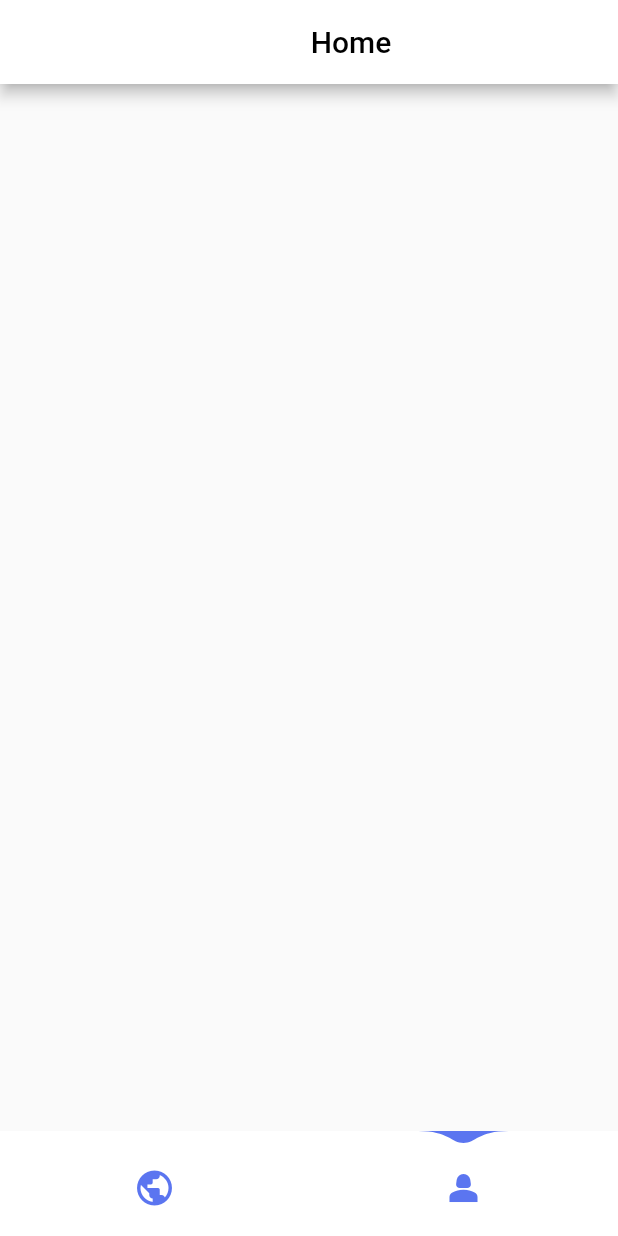
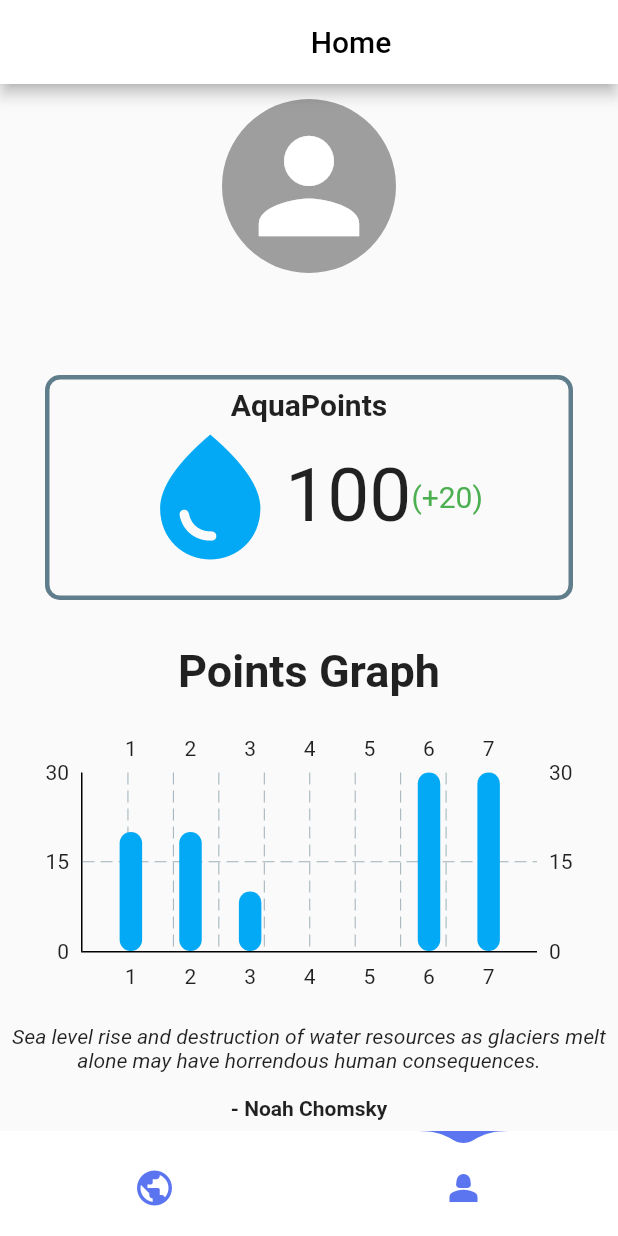
Before and after one commit to Kushalrock/coastalflooding, a Flutter app: the HomePage screen opened by its route, item 2 of the bottom bar chosen, on a phone screen of 412 x 824 dp. Run offline on Flutter 3.47's test engine with Material 2 defaults, Android fonts, the phone set to English and light mode, and no system bars; drawn by our look-alikes of fl_chart, water_drop_nav_bar; our stand-ins replace dio, firebase_auth, firebase_core, get; accounts and stored records are empty; network calls fail.

Commit message:
Profile Data

```diff
--- a/lib/main.dart
+++ b/lib/main.dart
@@ -1,3 +1,4 @@
+import 'package:firebase_auth/firebase_auth.dart';
 import 'package:flutter/material.dart';
 import 'package:sih2023/pages/HomePage/home_page.dart';
 import 'package:sih2023/pages/RegistrationPage/registration_page.dart';
@@ -24,7 +25,8 @@ class MyApp extends StatelessWidget {
         primarySwatch: Colors.blue,
       ),
       routes: {
-        '/': (context) => Register(),
+        '/': (context) =>
+            FirebaseAuth.instance.currentUser != null ? HomePage() : Register(),
         '/home': (context) => const HomePage(),
       },
     );
--- /dev/null
+++ b/lib/pages/HomePage/controllers/profile_controller.dart
@@ -0,0 +1,24 @@
+import 'package:firebase_auth/firebase_auth.dart';
+import 'package:get/get.dart';
+
+class ProfileController extends GetxController {
+  var email = ''.obs;
+  var name = ''.obs;
+
+  var aquapoints = 100.obs;
+
+  var chartData = {
+    "04-07": 20,
+    "05-07": 20,
+    "06-07": 10,
+    "07-07": 0,
+    "08-07": 0,
+    "09-07": 30,
+    "10-07": 20,
+  };
+
+  initProfileData() {
+    email.value = FirebaseAuth.instance.currentUser!.email!;
+    name.value = FirebaseAuth.instance.currentUser!.displayName!;
+  }
+}
--- a/lib/pages/HomePage/home_page.dart
+++ b/lib/pages/HomePage/home_page.dart
@@ -4,6 +4,7 @@ import 'package:sih2023/constants/Theme.dart';
 import 'package:sih2023/pages/HomePage/controllers/home_page_controller.dart';
 import 'package:sih2023/pages/HomePage/controllers/news_controller.dart';
 import 'package:sih2023/pages/HomePage/subpages/NewsPage/news_page.dart';
+import 'package:sih2023/pages/HomePage/subpages/ProfilePage/profile_page.dart';
 import 'package:water_drop_nav_bar/water_drop_nav_bar.dart';
 
 class HomePage extends StatefulWidget {
@@ -32,7 +33,7 @@ class _HomePageState extends State<HomePage> {
       ),
       body: PageView(
         controller: _pageController,
-        children: [NewsPage()],
+        children: [NewsPage(), ProfilePage()],
       ),
       bottomNavigationBar: Obx(
         () => WaterDropNavBar(
@@ -49,6 +50,8 @@ class _HomePageState extends State<HomePage> {
           ],
           selectedIndex: homePageController.currentPage.value,
           onItemSelected: (int index) {
+            _pageController.animateToPage(index,
+                duration: Duration(milliseconds: 500), curve: Curves.linear);
             homePageController.currentPage.value = index;
           },
         ),
--- /dev/null
+++ b/lib/pages/HomePage/subpages/ProfilePage/profile_page.dart
@@ -0,0 +1,270 @@
+import 'package:fl_chart/fl_chart.dart';
+import 'package:flutter/material.dart';
+import 'package:get/get.dart';
+import 'package:sih2023/pages/HomePage/controllers/profile_controller.dart';
+
+class ProfilePage extends StatefulWidget {
+  const ProfilePage({super.key});
+
+  @override
+  State<ProfilePage> createState() => _ProfilePageState();
+}
+
+class _ProfilePageState extends State<ProfilePage> {
+  final ProfileController _profileController = Get.put(ProfileController());
+
+  @override
+  void initState() {
+    _profileController.initProfileData();
+    super.initState();
+  }
+
+  List<FlSpot> getSpotList() {
+    List<FlSpot> flspots = [];
+    var dates = _profileController.chartData.keys.toList();
+    var points = _profileController.chartData.values.toList();
+
+    for (int i = 0; i < dates.length; i++) {
+      flspots.add(
+        FlSpot(
+          i.toDouble(),
+          points[i].toDouble(),
+        ),
+      );
+    }
+
+    return flspots;
+  }
+
+  SideTitles get _bottomTitles => SideTitles(
+        showTitles: true,
+        getTitlesWidget: (value, meta) {
+          String text = '';
+          switch (value.toInt()) {
+            case 0:
+              text = _profileController.chartData.keys.toList()[0];
+              break;
+            case 1:
+              text = _profileController.chartData.keys.toList()[value.toInt()];
+              break;
+            case 2:
+              text = _profileController.chartData.keys.toList()[value.toInt()];
+              break;
+            case 3:
+              text = _profileController.chartData.keys.toList()[value.toInt()];
+              break;
+            case 4:
+              text = _profileController.chartData.keys.toList()[value.toInt()];
+              break;
+            case 5:
+              text = _profileController.chartData.keys.toList()[value.toInt()];
+              break;
+            case 6:
+              text = _profileController.chartData.keys.toList()[value.toInt()];
+              break;
+          }
+
+          return Text(text);
+        },
+      );
+
+  @override
+  Widget build(BuildContext context) {
+    return SingleChildScrollView(
+      child: Column(
+        children: [
+          Container(
+            margin: EdgeInsets.only(
+              top: 10.0,
+            ),
+            child: Center(
+              child: Container(
+                decoration:
+                    BoxDecoration(shape: BoxShape.circle, color: Colors.grey),
+                child: Padding(
+                  padding: const EdgeInsets.all(8.0),
+                  child: Icon(
+                    Icons.person,
+                    size: 100,
+                    color: Colors.white,
+                  ),
+                ),
+              ),
+            ),
+          ),
+          Container(
+            margin: EdgeInsets.only(
+              top: 5.0,
+            ),
+            child: Center(
+              child: Obx(
+                () => Text(
+                  _profileController.name.value,
+                  style: TextStyle(
+                    fontSize: 16,
+                  ),
+                ),
+              ),
+            ),
+          ),
+          Center(
+            child: Obx(
+              () => Text(
+                _profileController.email.value,
+                style: TextStyle(
+                  fontSize: 12,
+                ),
+              ),
+            ),
+          ),
+          Padding(
+            padding: const EdgeInsets.all(30.0),
+            child: Container(
+              decoration: BoxDecoration(
+                border: Border.all(width: 3, color: Colors.blueGrey),
+                borderRadius: BorderRadius.circular(10.0),
+              ),
+              height: 150,
+              child: Center(
+                child: Column(
+                  children: [
+                    Container(
+                      margin: EdgeInsets.only(top: 5.0),
+                      child: Text(
+                        'AquaPoints',
+                        style: TextStyle(
+                          fontWeight: FontWeight.bold,
+                          fontSize: 20,
+                        ),
+                      ),
+                    ),
+                    Row(
+                      mainAxisAlignment: MainAxisAlignment.center,
+                      children: [
+                        Icon(
+                          Icons.water_drop,
+                          color: Colors.lightBlue,
+                          size: 100,
+                        ),
+                        Obx(
+                          () => Text(
+                            _profileController.aquapoints.value.toString(),
+                            style: TextStyle(
+                              fontSize: 50,
+                            ),
+                          ),
+                        ),
+                        Text(
+                          "(+20)",
+                          style: TextStyle(fontSize: 20, color: Colors.green),
+                        ),
+                      ],
+                    ),
+                  ],
+                ),
+              ),
+            ),
+          ),
+          Text(
+            'Points Graph',
+            style: TextStyle(
+              fontWeight: FontWeight.bold,
+              fontSize: 30,
+            ),
+          ),
+          Container(
+            margin: EdgeInsets.only(top: 10),
+            height: 200,
+            child: Padding(
+              padding: const EdgeInsets.all(10.0),
+              child: BarChart(
+                BarChartData(
+                  borderData: FlBorderData(
+                    border: const Border(
+                      top: BorderSide.none,
+                      right: BorderSide.none,
+                      left: BorderSide(width: 1),
+                      bottom: BorderSide(width: 1),
+                    ),
+                  ),
+                  groupsSpace: 10,
+                  barGroups: [
+                    BarChartGroupData(x: 1, barRods: [
+                      BarChartRodData(
+                          fromY: 0,
+                          toY: 20,
+                          width: 15,
+                          color: Colors.lightBlue),
+                    ]),
+                    BarChartGroupData(x: 2, barRods: [
+                      BarChartRodData(
+                          fromY: 0,
+                          toY: 20,
+                          width: 15,
+                          color: Colors.lightBlue),
+                    ]),
+                    BarChartGroupData(x: 3, barRods: [
+                      BarChartRodData(
+                          fromY: 0,
+                          toY: 10,
+                          width: 15,
+                          color: Colors.lightBlue),
+                    ]),
+                    BarChartGroupData(x: 4, barRods: [
+                      BarChartRodData(
+                          fromY: 0, toY: 0, width: 15, color: Colors.lightBlue),
+                    ]),
+                    BarChartGroupData(x: 5, barRods: [
+                      BarChartRodData(
+                          fromY: 0, toY: 0, width: 15, color: Colors.lightBlue),
+                    ]),
+                    BarChartGroupData(x: 6, barRods: [
+                      BarChartRodData(
+                          fromY: 0,
+                          toY: 30,
+                          width: 15,
+                          color: Colors.lightBlue),
+                    ]),
+                    BarChartGroupData(x: 7, barRods: [
+                      BarChartRodData(
+                          fromY: 0,
+                          toY: 30,
+                          width: 15,
+                          color: Colors.lightBlue),
+                    ]),
+                  ],
+                ),
+              ),
+            ),
+          ),
+          Container(
+            child: Column(
+              children: [
+                Padding(
+                  padding: const EdgeInsets.all(8.0),
+                  child: Text(
+                    'Sea level rise and destruction of water resources as glaciers melt alone may have horrendous human consequences.',
+                    style: TextStyle(
+                      fontStyle: FontStyle.italic,
+                    ),
+                    textAlign: TextAlign.center,
+                  ),
+                ),
+                Padding(
+                  padding: const EdgeInsets.all(8.0),
+                  child: Text(
+                    '- Noah Chomsky',
+                    style: TextStyle(
+                      fontWeight: FontWeight.bold,
+                    ),
+                    textAlign: TextAlign.center,
+                  ),
+                )
+              ],
+            ),
+          ),
+        ],
+      ),
+    );
+  }
+}
--- a/pubspec.yaml
+++ b/pubspec.yaml
@@ -42,6 +42,7 @@ dependencies:
   intl: ^0.18.1
   firebase_core: ^2.14.0
   firebase_auth: ^4.6.3
+  fl_chart: ^0.62.0
 
 dev_dependencies:
   flutter_test:
```
Also changed, not shown: pubspec.lock.
